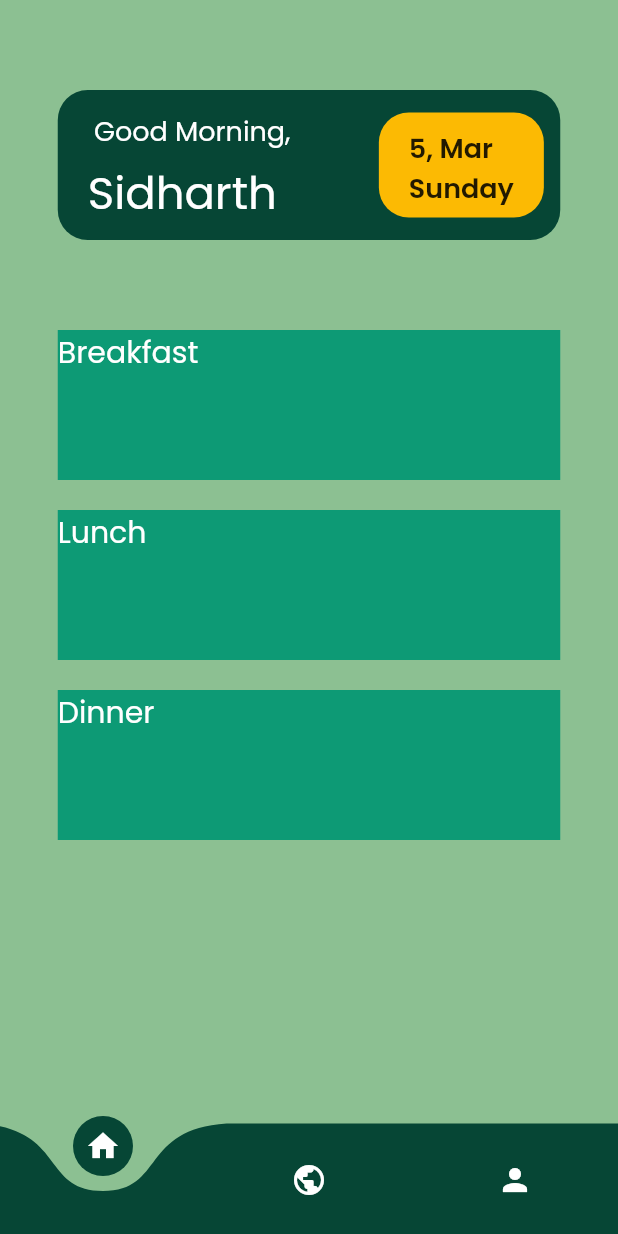
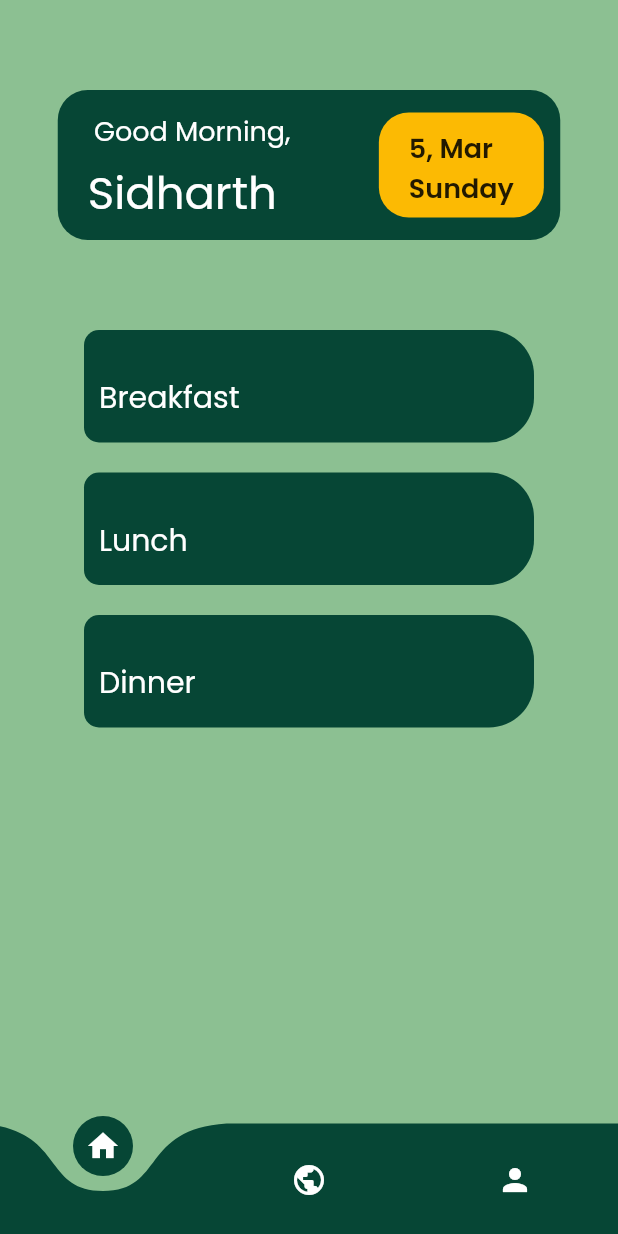
Before and after one commit to Harshith996/kale-hoth-2023, a Flutter app: the Home screen opened directly, on a phone screen of 412 x 824 dp. Run offline on Flutter 3.47's test engine with Material 2 defaults, Android fonts, the phone set to English and light mode, and no system bars; drawn by our look-alikes of curved_navigation_bar; our stand-ins replace google_fonts, google_nav_bar, hexcolor; missing offline and left inert: vertical_picker.

Commit message:
pushed some changes to meal_rec

```diff
--- a/kale/lib/widgets/meal_rec.dart
+++ b/kale/lib/widgets/meal_rec.dart
@@ -14,7 +14,7 @@ class MealRec extends StatefulWidget {
 }
 
 class _MealRecState extends State<MealRec> {
-  double boxHeight = 100;
+  double boxHeight = 75;
   bool opened = false;
   double angle = 0;
 
@@ -23,11 +23,12 @@ class _MealRecState extends State<MealRec> {
       if (opened) {
         opened = false;
         angle = 0;
-        boxHeight = 100;
+        boxHeight = 75;
       } else {
         opened = true;
         angle = math.pi / 2;
         boxHeight = 250;
+
       }
     });
   }
@@ -38,12 +39,24 @@ class _MealRecState extends State<MealRec> {
         onTap: _expandBox,
         child: SizedBox(
           height: boxHeight,
-          width: 335,
+          width: 300,
           child: DecoratedBox(
-              decoration: BoxDecoration(color: HexColor('0D9A75')),
-              child: Text(widget.displayText,
-                  style:
-                      GoogleFonts.poppins(fontSize: 20, color: Colors.white))),
+              decoration: BoxDecoration(
+                color: HexColor('064635'),
+                borderRadius: BorderRadius.only(
+                  topLeft: Radius.circular(10),
+                  topRight: Radius.circular(30),
+                  bottomLeft: Radius.circular(10),
+                  bottomRight: Radius.circular(30))),
+              child: Padding(
+                padding: const EdgeInsets.fromLTRB(10, 30, 0, 0),
+                child: Text(widget.displayText,
+                    style: GoogleFonts.poppins
+                    (
+                      fontSize: 20,
+                      color: Colors.white
+                    )),
+              )),
         ));
   }
 }
```
